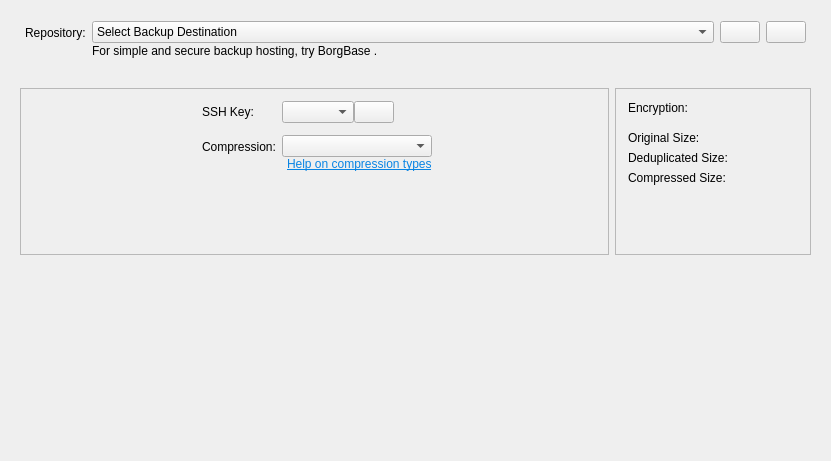
First picture: the form in src/vorta/assets/UI/repotab.ui, repository borgbase/vorta, before the edit.
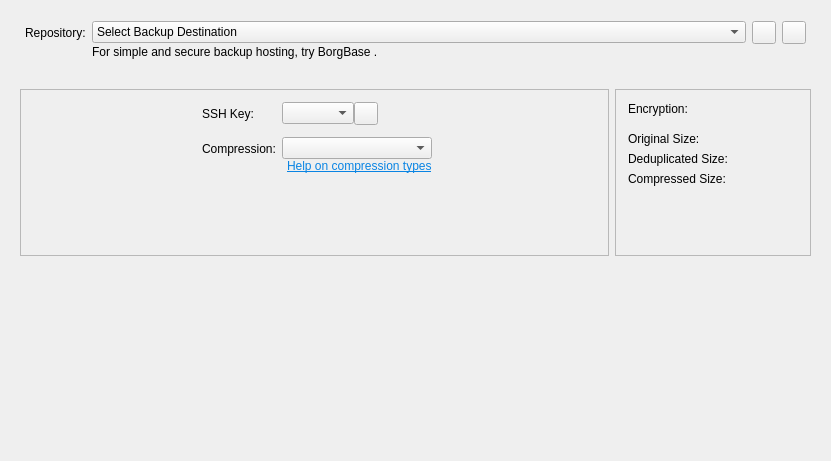
Second picture: the form after the edit.

Commit message:
Morph `QPushButton`s into `QToolButton`s.
Some exceptions were made, especially in the dialog windows.

* src/vorta/assets/UI/archivetab.ui
* src/vorta/assets/UI/mainwindow.ui
* src/vorta/assets/UI/repotab.ui
* src/vorta/assets/UI/sourcetab.ui

What changed in the file:
```diff
--- a/src/vorta/assets/UI/repotab.ui
+++ b/src/vorta/assets/UI/repotab.ui
@@ -109,14 +109,14 @@
          </widget>
         </item>
         <item row="0" column="1">
-         <widget class="QPushButton" name="repoRemoveToolbutton">
+         <widget class="QToolButton" name="repoRemoveToolbutton">
           <property name="toolTip">
            <string>Unlink repository without deleting it.</string>
           </property>
          </widget>
         </item>
         <item row="0" column="2">
-         <widget class="QPushButton" name="copyURLbutton">
+         <widget class="QToolButton" name="copyURLbutton">
           <property name="toolTip">
            <string>Copy to clipboard</string>
           </property>
@@ -207,7 +207,7 @@
             </widget>
            </item>
            <item>
-            <widget class="QPushButton" name="sshKeyToClipboardButton">
+            <widget class="QToolButton" name="sshKeyToClipboardButton">
              <property name="toolTip">
               <string>Copy to clipboard</string>
              </property>
```
The commit also changes 3 other files.
